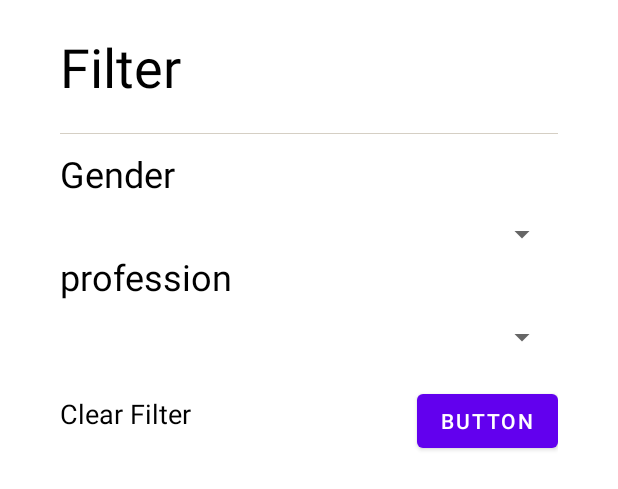
After one commit to arman-visual/WonkaInc, an Android app built with Jetpack Compose: the layout layout_filter_search.xml on its own in the app's theme, with its tools: preview values and no code run, on a phone screen of 412 x 824 dp. The commit adds this screen. Shown: the top 489 px of the screen. Run offline under Robolectric (Android 15) with nearby library versions, the phone set to English and light mode, and no system bars.

Commit message:
Added simple filter with 2 filters and reset filters from dialog

```diff
--- /dev/null
+++ b/app/src/main/res/drawable/spinner_dropdown_background.xml
@@ -0,0 +1,9 @@
+<?xml version="1.0" encoding="utf-8"?>
+<shape xmlns:android="http://schemas.android.com/apk/res/android"
+    android:shape="rectangle">
+    <corners android:radius="2dp" />
+    <solid android:color="@color/white" />
+    <stroke
+        android:width="0.1dp"
+        android:color="@color/black" />
+</shape>
--- /dev/null
+++ b/app/src/main/res/drawable/wanity_background_grey_outline.xml
@@ -0,0 +1,6 @@
+<?xml version="1.0" encoding="utf-8"?>
+<shape xmlns:android="http://schemas.android.com/apk/res/android"
+    android:shape="rectangle">
+    <corners android:radius="10dp" />
+    <stroke android:width="1dp" android:color="@color/mediumGreyScale" />
+</shape>
--- /dev/null
+++ b/app/src/main/res/layout/layout_filter_search.xml
@@ -0,0 +1,106 @@
+<?xml version="1.0" encoding="utf-8"?>
+<androidx.constraintlayout.widget.ConstraintLayout xmlns:android="http://schemas.android.com/apk/res/android"
+    xmlns:app="http://schemas.android.com/apk/res-auto"
+    android:layout_width="match_parent"
+    android:layout_height="wrap_content"
+    android:orientation="vertical"
+    android:paddingHorizontal="40dp"
+    android:paddingVertical="20dp">
+
+    <TextView
+        android:id="@+id/tv_title_filter"
+        android:layout_width="0dp"
+        android:layout_height="wrap_content"
+        android:layout_marginBottom="10dp"
+        android:text="@string/label_filter"
+        android:textColor="@color/black"
+        android:textSize="36sp"
+        app:layout_constraintBottom_toTopOf="@id/view_linear"
+        app:layout_constraintEnd_toEndOf="parent"
+        app:layout_constraintStart_toStartOf="parent"
+        app:layout_constraintTop_toTopOf="parent"
+        app:layout_constraintVertical_chainStyle="packed" />
+
+    <View
+        android:id="@+id/view_linear"
+        android:layout_width="match_parent"
+        android:layout_height="0.7dp"
+        android:layout_marginTop="10dp"
+        android:layout_marginBottom="10dp"
+        android:background="@color/lightGreyScale"
+        app:layout_constraintBottom_toTopOf="@id/tv_gender_title"
+        app:layout_constraintEnd_toEndOf="parent"
+        app:layout_constraintStart_toStartOf="parent"
+        app:layout_constraintTop_toBottomOf="@id/tv_title_filter" />
+
+    <TextView
+        android:id="@+id/tv_gender_title"
+        android:layout_width="0dp"
+        android:layout_height="wrap_content"
+        android:layout_marginBottom="10dp"
+        android:text="Gender"
+        android:textColor="@color/black"
+        android:textSize="24sp"
+        app:layout_constraintBottom_toTopOf="@+id/sp_gender"
+        app:layout_constraintEnd_toEndOf="parent"
+        app:layout_constraintStart_toStartOf="parent"
+        app:layout_constraintTop_toBottomOf="@+id/view_linear" />
+
+    <Spinner
+        android:id="@+id/sp_gender"
+        android:layout_width="0dp"
+        android:layout_height="wrap_content"
+        android:layout_marginTop="12dp"
+        android:popupBackground="@drawable/spinner_dropdown_background"
+        app:layout_constraintEnd_toEndOf="parent"
+        app:layout_constraintStart_toStartOf="parent"
+        app:layout_constraintTop_toBottomOf="@+id/tv_gender_title" />
+
+    <TextView
+        android:id="@+id/tv_profession_title"
+        android:layout_width="0dp"
+        android:layout_height="wrap_content"
+        android:layout_marginBottom="10dp"
+        android:text="profession"
+        android:textColor="@color/black"
+        android:textSize="24sp"
+        app:layout_constraintBottom_toTopOf="@+id/sp_profession"
+        app:layout_constraintEnd_toEndOf="parent"
+        app:layout_constraintStart_toStartOf="parent"
+        app:layout_constraintTop_toBottomOf="@+id/sp_gender" />
+
+    <Spinner
+        android:id="@+id/sp_profession"
+        android:layout_width="0dp"
+        android:layout_height="wrap_content"
+        android:layout_marginTop="12dp"
+        android:popupBackground="@drawable/spinner_dropdown_background"
+        app:layout_constraintEnd_toEndOf="parent"
+        app:layout_constraintStart_toStartOf="parent"
+        app:layout_constraintTop_toBottomOf="@+id/tv_profession_title" />
+
+    <Button
+        android:id="@+id/bt_apply_filter"
+        android:layout_width="wrap_content"
+        android:layout_height="wrap_content"
+        android:layout_marginVertical="20dp"
+        android:text="Button"
+        app:layout_constraintBottom_toBottomOf="parent"
+        app:layout_constraintEnd_toEndOf="parent"
+        app:layout_constraintTop_toBottomOf="@+id/sp_profession" />
+
+
+    <TextView
+        android:id="@+id/tv_clear_filter"
+        android:layout_width="0dp"
+        android:layout_height="wrap_content"
+        android:layout_marginBottom="10dp"
+        android:text="Clear Filter"
+        android:textColor="@color/black"
+        android:textSize="18sp"
+        app:layout_constraintTop_toTopOf="@+id/bt_apply_filter"
+        app:layout_constraintBottom_toBottomOf="@+id/bt_apply_filter"
+        app:layout_constraintStart_toStartOf="parent" />
+
+
+</androidx.constraintlayout.widget.ConstraintLayout>
```
Also changed, not shown: app/src/main/java/com/aquispe/wonkainc/data/local/database/EmployeeDbModelDao.kt (+12 -3 lines), app/src/main/java/com/aquispe/wonkainc/data/remote/repository/PagingRepository.kt (+5 -3 lines), app/src/main/java/com/aquispe/wonkainc/ui/feed/EmployeesFragment.kt (+27 -23 lines), app/src/main/java/com/aquispe/wonkainc/ui/feed/EmployeesViewModel.kt (+20 -15 lines), app/src/main/java/com/aquispe/wonkainc/ui/feed/FilterDialog.kt (added, +70 -0 lines), app/src/main/res/values/strings.xml (+16 -0 lines).
